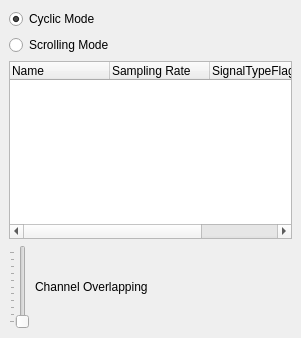
First picture: the form in src/config_widget/signal_info_dock_widget.ui, repository tools4BCI/TiA-Scope, before the edit.
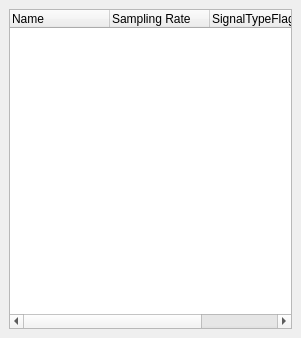
Second picture: the form after the edit.

Commit message: - created first base version of updated user interface   + added a dialog that shows the signal info   + created new base widget that holds the SignalInfo as tree

```diff
--- a/src/config_widget/signal_info_dock_widget.ui
+++ b/src/config_widget/signal_info_dock_widget.ui
@@ -18,29 +18,6 @@
   </property>
   <widget class="QWidget" name="dockWidgetContents">
    <layout class="QVBoxLayout" name="verticalLayout">
-    <item>
-     <widget class="QRadioButton" name="cyclicMode">
-      <property name="enabled">
-       <bool>true</bool>
-      </property>
-      <property name="text">
-       <string>Cyclic Mode</string>
-      </property>
-      <property name="checked">
-       <bool>true</bool>
-      </property>
-     </widget>
-    </item>
-    <item>
-     <widget class="QRadioButton" name="scrollingMode">
-      <property name="text">
-       <string>Scrolling Mode</string>
-      </property>
-      <property name="checked">
-       <bool>false</bool>
-      </property>
-     </widget>
-    </item>
     <item>
      <widget class="QTreeWidget" name="signalTree">
       <property name="animated">
@@ -71,33 +48,6 @@
       </column>
      </widget>
     </item>
-    <item>
-     <layout class="QHBoxLayout" name="horizontalLayout">
-      <item>
-       <widget class="QSlider" name="channelOverlappingSlider">
-        <property name="maximum">
-         <number>100</number>
-        </property>
-        <property name="orientation">
-         <enum>Qt::Vertical</enum>
-        </property>
-        <property name="tickPosition">
-         <enum>QSlider::TicksAbove</enum>
-        </property>
-       </widget>
-      </item>
-      <item>
-       <widget class="QLabel" name="label_2">
-        <property name="text">
-         <string>Channel Overlapping</string>
-        </property>
-        <property name="wordWrap">
-         <bool>true</bool>
-        </property>
-       </widget>
-      </item>
-     </layout>
-    </item>
    </layout>
   </widget>
  </widget>
```
Left out of the diff: 2 changed lines with no effect on the pictures. The commit also changes 28 other files.
